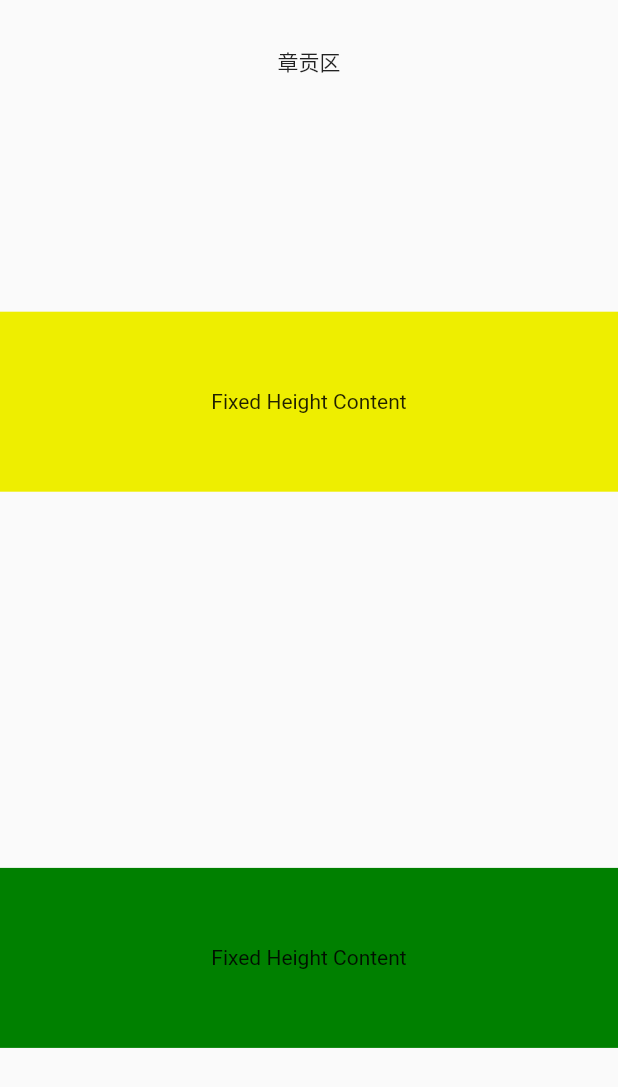
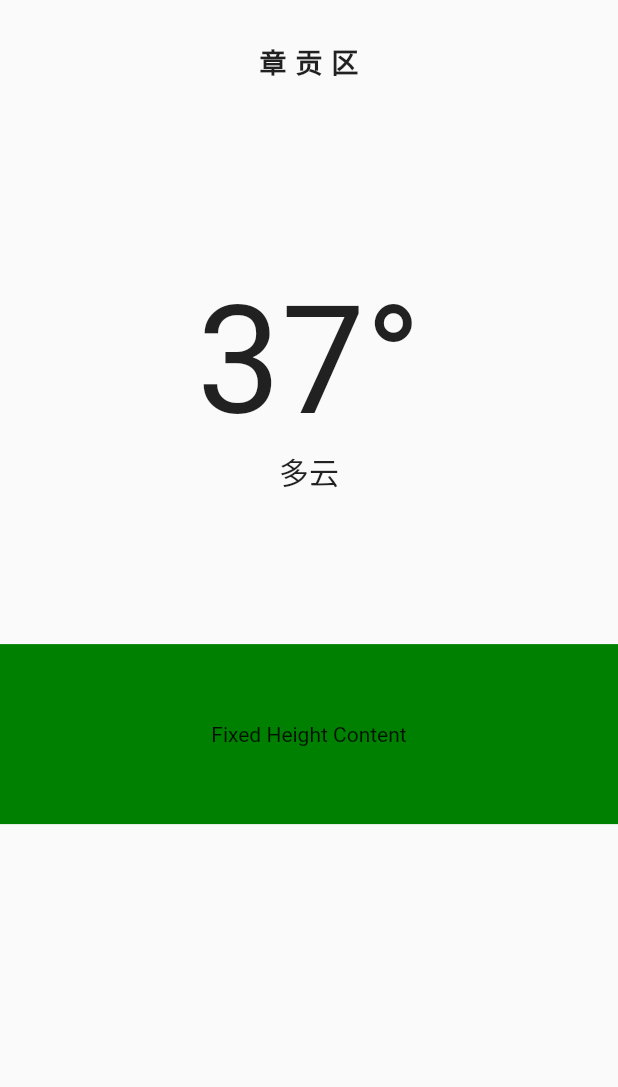
Before and after one commit to phcbest/flutter_weather, a Flutter app: the screen it shows after launch, on a phone screen of 412 x 824 dp. Shown: the top 1087 px of the screen. Run offline on Flutter 3.47's test engine with Material 2 defaults, Android fonts, the phone set to English and light mode, and no system bars; our stand-ins replace dio, flutter_riverpod; missing offline and left inert: dart:ffi.

Commit message:
初始化

```diff
--- a/lib/main.dart
+++ b/lib/main.dart
@@ -1,3 +1,6 @@
+import 'dart:ffi';
+
+import 'package:dio/dio.dart';
 import 'package:flutter/material.dart';
 import 'package:flutter_riverpod/flutter_riverpod.dart';
 import 'package:flutter_weather/view/WeatherView.dart';
@@ -22,7 +25,20 @@ class MyApp extends StatelessWidget {
   }
 }
 
-final testProvider = StateProvider<String>((ref) => "世界线:0.337187");
+// final testProvider = StateProvider<String>((ref) => "世界线:0.337187");
+
+final weatherProvider = StateProvider<dynamic>((ref) {
+  return;
+});
+
+final Dio _dio = Dio();
+
+void getWeather() async {
+  String url = "/v2.5/8ToODtNzsJ94Ygor/121.6544,25.1552/realtime.json";
+  Response response;
+  response = await _dio.get(url);
+  var data = response.data;
+}
 
 class MyHomePage extends ConsumerWidget {
   const MyHomePage({Key? key}) : super(key: key);
@@ -39,7 +55,14 @@ class MyHomePage extends ConsumerWidget {
             Expanded(
                 flex: 1,
                 child: Center(
-                  child: Text("章贡区"),
+                  child: Text(
+                    "章贡区",
+                    style: TextStyle(
+                      fontSize: 18.0,
+                      fontWeight: FontWeight.bold,
+                      letterSpacing: 6.0,
+                    ),
+                  ),
                 )),
             Expanded(flex: 9, child: WeatherView())
           ],
--- a/lib/view/WeatherView.dart
+++ b/lib/view/WeatherView.dart
@@ -5,9 +5,7 @@ class WeatherView extends StatelessWidget {
 
   @override
   Widget build(BuildContext context) {
-    return DefaultTextStyle(
-      style: Theme.of(context).textTheme.bodyText2!,
-      child: LayoutBuilder(
+    return LayoutBuilder(
       builder: (BuildContext context, BoxConstraints viewportConstraints) {
         return SingleChildScrollView(
           child: ConstrainedBox(
@@ -16,14 +14,21 @@ class WeatherView extends StatelessWidget {
             ),
             child: Column(
               mainAxisSize: MainAxisSize.min,
-                mainAxisAlignment: MainAxisAlignment.spaceAround,
+              //取消均匀居中
+              // mainAxisAlignment: MainAxisAlignment.spaceAround,
               children: <Widget>[
                 Container(
-                    // A fixed-height child.
-                    color: const Color(0xffeeee00), // Yellow
-                    height: 120.0,
                   alignment: Alignment.center,
-                    child: const Text('Fixed Height Content'),
+                  padding: const EdgeInsets.fromLTRB(0, 100, 0, 100),
+                  child: Column(
+                    children: const [
+                      Text(
+                        '37°',
+                        style: TextStyle(fontSize: 100),
+                      ),
+                      Text("多云", style: TextStyle(fontSize: 20))
+                    ],
+                  ),
                 ),
                 Container(
                   // Another fixed-height child.
@@ -37,7 +42,6 @@ class WeatherView extends StatelessWidget {
           ),
         );
       },
-      ),
     );
   }
 }
--- a/pubspec.yaml
+++ b/pubspec.yaml
@@ -35,6 +35,9 @@ dependencies:
 
   #状态管理框架
   flutter_riverpod: ^2.0.0-dev.9
+
+  #定位框架
+  geolocator: ^9.0.1
 
 
 
```
Also changed, not shown: pubspec.lock. Lines whose indentation alone changed are shown as unchanged.
